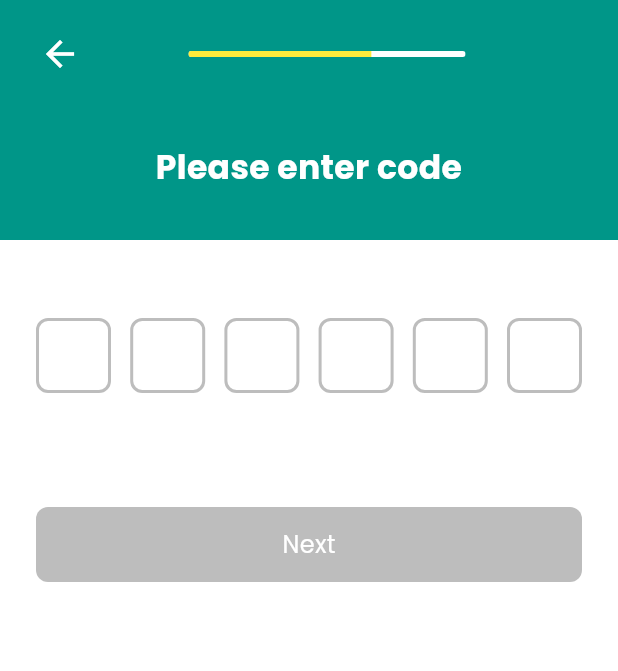
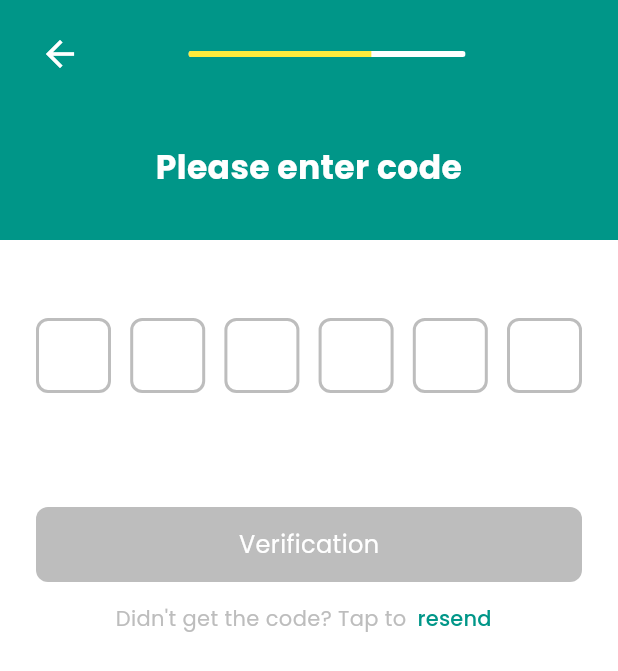
Before and after one commit to oujisan/cleany-app, a Flutter app: the ForgotPasswordStep2Screen screen opened by its route, on a phone screen of 412 x 824 dp. Shown: the top 671 px of the screen. Run offline on Flutter 3.47's test engine with Material 3 defaults, Android fonts, the phone set to English and light mode, and no system bars; drawn by our look-alikes of pin_code_fields; our stand-ins replace device_preview.

Commit message:
fix spam snackbar and resend verification code

```diff
--- a/cleany_app/lib/src/providers/forgot_password_provider.dart
+++ b/cleany_app/lib/src/providers/forgot_password_provider.dart
@@ -1,4 +1,5 @@
 import 'package:flutter/material.dart';
+import 'dart:async';
 
 class ForgotPasswordProvider extends ChangeNotifier {
   String _email = '';
@@ -11,6 +12,9 @@ class ForgotPasswordProvider extends ChangeNotifier {
   bool _isConfirmNewPasswdTouched = false;
   bool _isNewPasswdVisible = false;
   bool _isConfirmNewPasswdVisible = false;
+  bool _isCooldown = false;
+  int _duration = 60;
+  Timer? _timer;
 
   String get email => _email;
   String get verifcode => _verifcode;
@@ -22,6 +26,9 @@ class ForgotPasswordProvider extends ChangeNotifier {
   bool get isConfirmNewPasswdTouched => _isConfirmNewPasswdTouched;
   bool get isNewPasswdVisible => _isNewPasswdVisible;
   bool get isConfirmNewPasswdVisible => _isConfirmNewPasswdVisible;
+  bool get isCooldown => _isCooldown;
+  int get duration => _duration;
+  String get durationInString => _duration.toString();
 
   void setEmail(String email) {
     _email = email;
@@ -73,6 +80,24 @@ class ForgotPasswordProvider extends ChangeNotifier {
     notifyListeners();
   }
 
+  void setCooldown() {
+    _isCooldown = true;
+    notifyListeners();
+  }
+
+  void startTimer() {
+    _timer = Timer.periodic(const Duration(seconds: 1), (timer) {
+      if (_duration > 0) {
+        _duration--;
+        notifyListeners();
+      } else {
+        _isCooldown = false;
+        _timer?.cancel();
+        notifyListeners();
+      }
+    });
+  }
+
   bool get isPasswordMatch {
     return _newPasswd == _confirmNewPasswd;
   }
--- a/cleany_app/lib/src/views/auth/forgot_password/forgot_password_step2_screen.dart
+++ b/cleany_app/lib/src/views/auth/forgot_password/forgot_password_step2_screen.dart
@@ -115,8 +115,7 @@ class ForgotPasswordStep2Screen extends StatelessWidget {
                     onTap: () {
                       if (forgotPasswdProvider.isVerificationCodeValid) {
                         Navigator.pushNamed(context, '/forgot-password-step3');
-                      }
-                      else {
+                      } else {
                         null;
                       }
                     },
@@ -132,7 +131,7 @@ class ForgotPasswordStep2Screen extends StatelessWidget {
                       ),
                       child: const Center(
                         child: Text(
-                          'Next',
+                          'Verification',
                           style: TextStyle(
                             color: AppColors.white,
                             fontSize: 16,
@@ -140,6 +139,50 @@ class ForgotPasswordStep2Screen extends StatelessWidget {
                         ),
                       ),
                     ),
+                  ),
+
+                  Container(
+                    child: Column(
+                      children: [
+                       Row(
+                      mainAxisAlignment: MainAxisAlignment.center,
+                      children: [
+                        const Text(
+                          'Didn\'t get the code? Tap to',
+                          style: TextStyle(color: AppColors.grey, fontSize: 14),
+                        ),
+                        TextButton(
+                          style: TextButton.styleFrom(padding: EdgeInsets.zero),
+                          onPressed: () {
+                            if (!forgotPasswdProvider.isCooldown) {
+                              forgotPasswdProvider.setCooldown();
+                              forgotPasswdProvider.startTimer();
+                            } else {
+                              ScaffoldMessenger.of(context).hideCurrentSnackBar();
+                              ScaffoldMessenger.of(context).showSnackBar(
+                                SnackBar(
+                                  content: Text('Please wait for ${forgotPasswdProvider.durationInString} seconds to resend again'),
+                                  duration: Duration(seconds: 2),
+                                ),
+                              );
+                            }
+                          },
+                          child: const Text(
+                            'resend',
+                            style: TextStyle(
+                              color:  AppColors.primary,
+                              fontSize: 14,
+                            ),
+                          ),
+                        ),
+                      ],
+                    ),
+                    if (forgotPasswdProvider.isCooldown)
+                      Text(
+                        'Resend code in ${forgotPasswdProvider.durationInString} seconds',
+                        style: const TextStyle(color: AppColors.grey, fontSize: 14),
+                    )
+                    ])
                   ),
                 ],
               );
--- a/cleany_app/lib/src/views/auth/forgot_password/forgot_password_step3_screen.dart
+++ b/cleany_app/lib/src/views/auth/forgot_password/forgot_password_step3_screen.dart
@@ -179,7 +179,7 @@ class ForgotPasswordStep3Screen extends StatelessWidget{
                       ),
                       child: const Center(
                         child: Text(
-                          'Next',
+                          'Reset Password',
                           style: TextStyle(
                             color: AppColors.white,
                             fontSize: 16,
```
Also changed, not shown: cleany_app/lib/src/views/auth/forgot_password/forgot_password_step1_screen.dart (+22 -7 lines).
